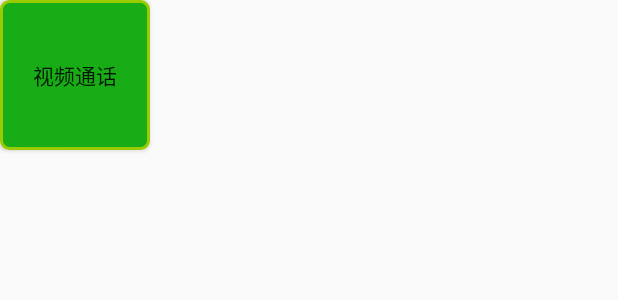
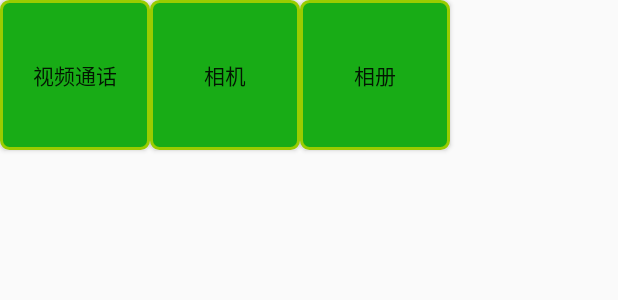
Before and after one commit to ghzhouhaodong/MyChat, an Android app: the layout chatlist_jiaview.xml on its own in the app's theme, with its tools: preview values and no code run, on a phone screen of 412 x 824 dp. Shown: the top 300 px of the screen. Run offline under Robolectric (Android 15) with nearby library versions, the phone set to English and light mode, and no system bars.

Commit message:
2017731发送图片前

```diff
--- a/app/src/main/AndroidManifest.xml
+++ b/app/src/main/AndroidManifest.xml
@@ -30,7 +30,7 @@
     <!-- Required -->
     <uses-permission android:name="android.permission.VIBRATE" />
     <uses-permission android:name="android.permission.RECORD_AUDIO" />
-    <uses-permission android:name="android.permission.ACCESS_MOCK_LOCATION" />
+   <!-- <uses-permission android:name="android.permission.ACCESS_MOCK_LOCATION" />-->
     <uses-permission android:name="android.permission.MOUNT_UNMOUNT_FILESYSTEMS" />
     <uses-permission android:name="android.permission.ACCESS_FINE_LOCATION" />
     <uses-permission android:name="android.permission.GET_TASKS" />
--- a/app/src/main/res/layout/activity_chat.xml
+++ b/app/src/main/res/layout/activity_chat.xml
@@ -138,8 +138,4 @@
             android:background="#ffffff"
             android:visibility="gone"
             />
-
-
-
-
 </LinearLayout>
--- a/app/src/main/res/layout/chatlist_jiaview.xml
+++ b/app/src/main/res/layout/chatlist_jiaview.xml
@@ -1,14 +1,35 @@
 <?xml version="1.0" encoding="utf-8"?>
 <LinearLayout xmlns:android="http://schemas.android.com/apk/res/android"
-    android:orientation="vertical" android:layout_width="match_parent"
-    android:layout_height="match_parent">
-   <Button
-       android:layout_width="100dp"
-       android:layout_height="100dp"
-       android:text="视频通话"
-      android:id="@+id/chatlist_jiaphone"
-  android:background="@drawable/shape_phone"
-       />
+    android:orientation="horizontal" android:layout_width="match_parent"
+    android:layout_height="match_parent"
+android:padding="@dimen/activity_horizontal_margin"
+    >
+
+    <Button
+        android:id="@+id/chatlist_jiaphone"
+        android:layout_width="100dp"
+        android:layout_height="100dp"
+        android:background="@drawable/shape_phone"
+        android:padding="10dp"
+        android:text="视频通话" />
+
+    <Button
+    android:padding="10dp"
+    android:layout_width="100dp"
+    android:layout_height="100dp"
+    android:text="相机"
+    android:background="@drawable/shape_phone"
+     android:id="@+id/chatlist_jia_photo"
+
+    />
+ <Button
+     android:padding="10dp"
+     android:layout_width="100dp"
+     android:layout_height="100dp"
+     android:text="相册"
+     android:background="@drawable/shape_phone"
+      android:id="@+id/chatlist_jia_album"
+     />
 
 
 </LinearLayout>
```
Also changed, not shown: app/build.gradle (+14 -8 lines), app/src/main/java/com/zhd/lenovo/mychat/activirys/ChatActivity.java (+24 -0 lines), easeui/src/main/res/drawable/voice_from_icon.xml (renamed from easeui/src/main/res/anim/voice_from_icon.xml), easeui/src/main/res/drawable/voice_to_icon.xml (renamed from easeui/src/main/res/anim/voice_to_icon.xml).
